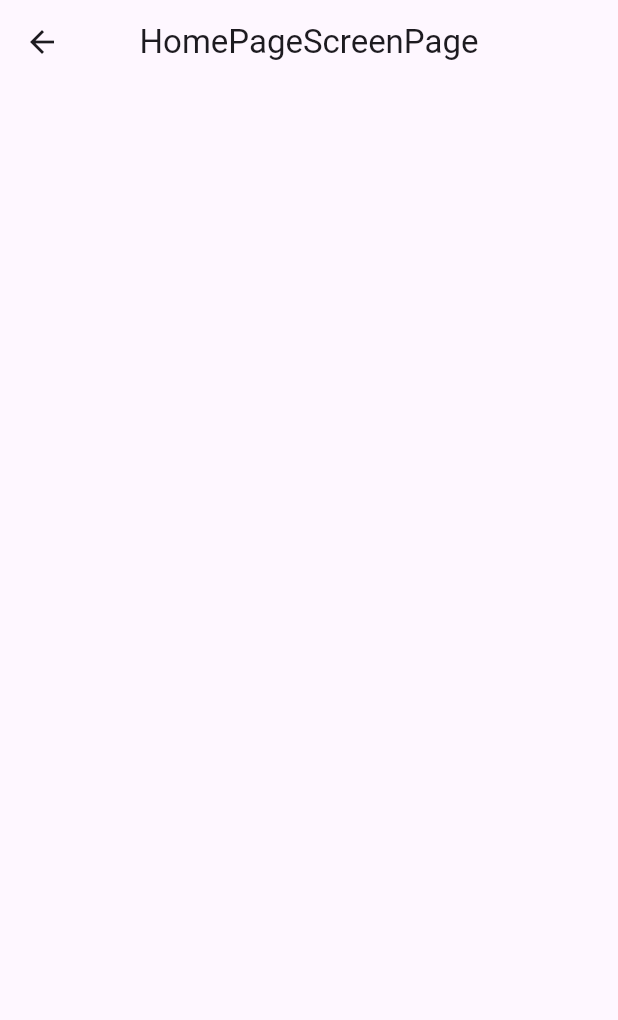
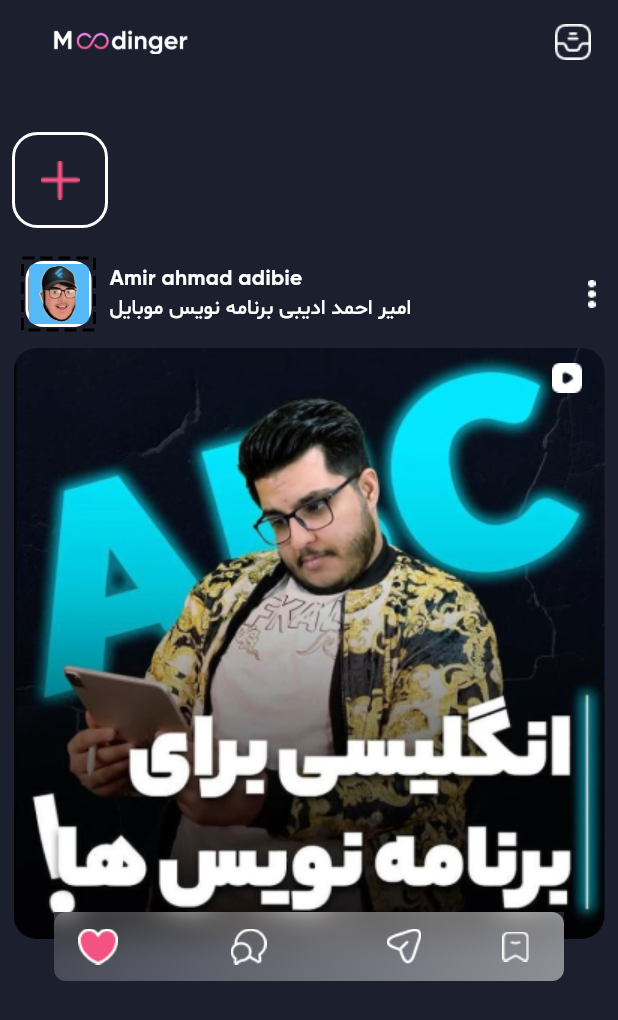
Before and after one commit to amirhoosian/instagram_clone, a Flutter app: the HomePageScreenPage screen opened directly, on a phone screen of 412 x 824 dp. Shown: the top 1020 px of the screen. Run offline on Flutter 3.47's test engine with Material 3 defaults, Android fonts, the phone set to English and light mode, and no system bars; drawn by our look-alikes of dotted_border.

Commit message:
add post widget

```diff
--- a/lib/main.dart
+++ b/lib/main.dart
@@ -1,6 +1,5 @@
 import 'package:flutter/material.dart';
-import 'package:instagram_clone/screens/login_page/login_page_page.dart';
-import 'package:instagram_clone/screens/switch_account_scrren.dart';
+import 'package:instagram_clone/screens/home_page_screen/home_page_screen_page.dart';
 
 void main() {
   runApp(Application());
@@ -32,7 +31,7 @@ class Application extends StatelessWidget {
                     borderRadius: BorderRadius.circular(15))),
           )),
       debugShowCheckedModeBanner: false,
-      home: LoginPagePage(),
+      home: HomePageScreenPage(),
     );
   }
 }
--- a/lib/screens/home_page_screen/home_page_screen_page.dart
+++ b/lib/screens/home_page_screen/home_page_screen_page.dart
@@ -1,3 +1,6 @@
+import 'dart:ui';
+
+import 'package:dotted_border/dotted_border.dart';
 import 'package:flutter/material.dart';
 
 class HomePageScreenPage extends StatelessWidget {
@@ -6,13 +9,153 @@ class HomePageScreenPage extends StatelessWidget {
   @override
   Widget build(BuildContext context) {
     return Scaffold(
-      appBar: AppBar(
-        title: const Text('HomePageScreenPage'),
-        centerTitle: true,
-      ),
-      body: Column(children: [
-        Row()
-      ],)
+        backgroundColor: Color(0xff1C1F2E),
+        appBar: AppBar(
+          backgroundColor: Colors.transparent,
+          elevation: 0,
+          title: Container(
+              width: 128,
+              height: 16,
+              child: Image.asset('images/moodinger_logo.png')),
+          actions: [
+            Container(
+              width: 24,
+              height: 24,
+              margin: EdgeInsets.only(right: 18),
+              child: Image.asset('images/icon_direct.png'),
+            )
+          ],
+        ),
+        body: SafeArea(
+          child: Column(
+            children: [SizedBox(height: 24), showStory(), showPost()],
+          ),
+        ));
+  }
+
+  Widget showPost() {
+    return Column(
+      children: [
+        Padding(
+          padding: const EdgeInsets.symmetric(vertical: 12, horizontal: 15),
+          child: Row(
+            children: [
+              DottedBorder(
+                dashPattern: [8, 4],
+                strokeWidth: 2,
+                child: Container(
+                  decoration: BoxDecoration(
+                      borderRadius: BorderRadius.circular(12),
+                      border: Border.all(width: 2, color: Colors.white)),
+                  height: 44,
+                  width: 44,
+                  child: Container(
+                    width: 40,
+                    height: 40,
+                    decoration:
+                        BoxDecoration(borderRadius: BorderRadius.circular(12)),
+                    child: Image.asset('images/profile.png'),
+                  ),
+                ),
+              ),
+              SizedBox(width: 10),
+              Column(
+                crossAxisAlignment: CrossAxisAlignment.start,
+                children: [
+                  Text(
+                    'Amir ahmad adibie',
+                    style: TextStyle(fontFamily: 'GB', color: Colors.white),
+                  ),
+                  Text(
+                    'امیر احمد ادیبی برنامه نویس موبایل',
+                    style: TextStyle(fontFamily: 'Sm', color: Colors.white),
+                  )
+                ],
+              ),
+              Spacer(),
+              Image.asset('images/icon_menu.png')
+            ],
+          ),
+        ),
+        Container(
+          width: 394,
+          height: 440,
+          child: Stack(
+            alignment: Alignment.bottomCenter,
+            children: [
+              Positioned(
+                top: 0,
+                child: ClipRRect(
+                    borderRadius: BorderRadius.circular(15),
+                    child: Image.asset('images/post_cover.png')),
+              ),
+              Positioned(
+                  right: 15,
+                  top: 10,
+                  child: Image.asset('images/icon_video.png')),
+              Positioned(
+                bottom: 18,
+                child: ClipRRect(
+                  child: BackdropFilter(
+                    filter: ImageFilter.blur(sigmaX: 10, sigmaY: 10),
+                    child: Container(
+                      width: 340,
+                      height: 46,
+                      decoration: BoxDecoration(
+                          borderRadius: BorderRadius.circular(8),
+                          gradient: LinearGradient(
+                              begin: Alignment.centerRight,
+                              end: Alignment.centerLeft,
+                              colors: [
+                                Color.fromRGBO(255, 255, 255, 0.5),
+                                Color.fromRGBO(255, 255, 255, 0.2)
+                              ])),
+                      child: Padding(
+                        padding: const EdgeInsets.symmetric(
+                            horizontal: 8.0, vertical: 11.0),
+                        child: Row(
+                          children: [
+                            SizedBox(width: 8),
+                            Image.asset('images/icon_hart.png'),
+                            SizedBox(width: 75),
+                            Image.asset('images/icon_comments.png'),
+                            SizedBox(width: 80),
+                            Image.asset('images/icon_share.png'),
+                            SizedBox(width: 54),
+                            Image.asset('images/icon_tab_bookmark.png'),
+                            SizedBox(width: 5)
+                          ],
+                        ),
+                      ),
+                    ),
+                  ),
+                ),
+              )
+            ],
+          ),
+        ),
+      ],
+    );
+  }
+
+  Widget showStory() {
+    return Padding(
+      padding: const EdgeInsets.all(8.0),
+      child: Row(children: [
+        Container(
+          width: 64,
+          height: 64,
+          decoration: BoxDecoration(
+              borderRadius: BorderRadius.circular(17),
+              border: Border.all(width: 2, color: Colors.white)),
+          child: Container(
+            width: 62,
+            height: 62,
+            decoration: BoxDecoration(color: Colors.transparent),
+            child: Image.asset('images/icon_plus.png'),
+          ),
+        )
+      ]),
     );
   }
 }
--- a/pubspec.yaml
+++ b/pubspec.yaml
@@ -35,6 +35,7 @@ dependencies:
   # The following adds the Cupertino Icons font to your application.
   # Use with the CupertinoIcons class for iOS style icons.
   cupertino_icons: ^1.0.8
+  dotted_border: ^2.1.0
 
 dev_dependencies:
   flutter_test:
```
Also changed, not shown: pubspec.lock.
